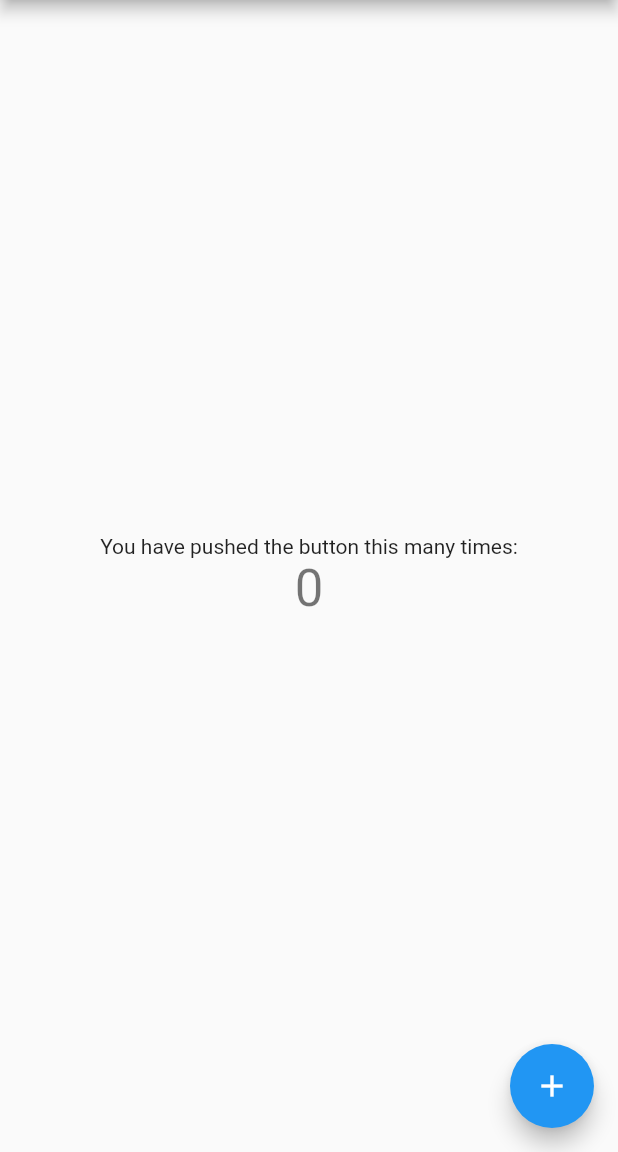
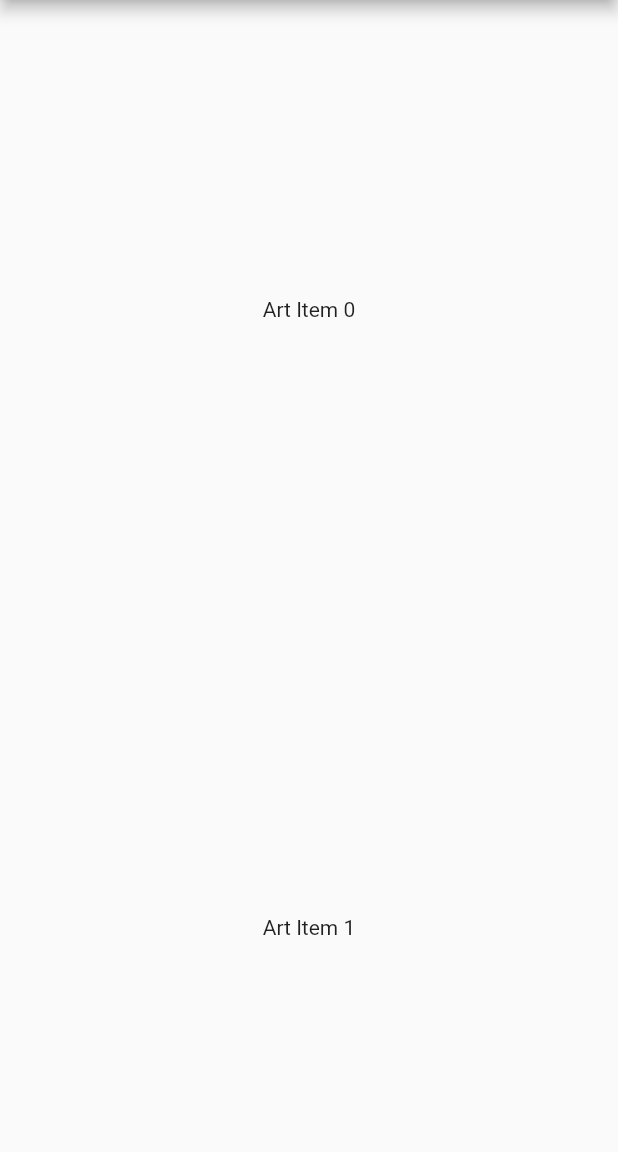
Before and after one commit to aolose/err-flutter, a Flutter app: the screen it shows after launch, on a phone screen of 412 x 824 dp, the part 84-1236 px from its top. Run offline on Flutter 3.47's test engine with Material 2 defaults, Android fonts, the phone set to English and light mode, and no system bars.

Commit message:
add simple list

```diff
--- /dev/null
+++ b/lib/components/article/item.dart
@@ -0,0 +1,11 @@
+import 'package:flutter/widgets.dart';
+
+class ArtItem extends StatelessWidget{
+  final String text;
+  const ArtItem(this.text, {Key? key}) : super(key: key);
+
+  @override
+  Widget build(BuildContext context) {
+      return Text('Art Item $text');
+  }
+}
--- /dev/null
+++ b/lib/components/article/list.dart
@@ -0,0 +1,17 @@
+import 'package:flutter/material.dart';
+
+import 'item.dart';
+
+class ArtList extends StatelessWidget {
+  const ArtList({Key? key}) : super(key: key);
+
+  @override
+  Widget build(BuildContext context) {
+    return GridView.count(
+      crossAxisCount: 1,
+      children: List.generate(100, (index) => Center(
+        child: ArtItem('$index'),
+      )),
+    );
+  }
+}
--- a/lib/main.dart
+++ b/lib/main.dart
@@ -1,13 +1,10 @@
-import 'package:flutter/foundation.dart';
 import 'package:flutter/material.dart';
 import 'package:http/http.dart' as http;
 
+import 'pages/home.dart';
+
 void main() {
   runApp(const MyApp());
-}
-
-Future<http.Response> fetchAlbum() {
-  return http.get(Uri.parse('https://jsonplaceholder.typicode.com/albums/1'));
 }
 
 class MyApp extends StatelessWidget {
@@ -23,59 +20,3 @@ class MyApp extends StatelessWidget {
     );
   }
 }
-
-class MyHomePage extends StatefulWidget {
-  const MyHomePage({Key? key, required this.title}) : super(key: key);
-
-
-  final String title;
-
-  @override
-  State<MyHomePage> createState() => _MyHomePageState();
-}
-
-class _MyHomePageState extends State<MyHomePage> {
-  int _counter = 0;
-  String a = '';
-  void getData() async {
-    var res = await fetchAlbum();
-    if (kDebugMode) {
-      print(res.body);
-    }
-  }
-
-  void _incrementCounter() {
-    getData();
-    setState(() {
-      _counter++;
-    });
-  }
-
-  @override
-  Widget build(BuildContext context) {
-    return Scaffold(
-      appBar: AppBar(
-        title: Text(widget.title),
-      ),
-      body: Center(
-        child: Column(
-          mainAxisAlignment: MainAxisAlignment.center,
-          children: <Widget>[
-            const Text(
-              'You have pushed the button this many times:',
-            ),
-            Text(
-              '$_counter',
-              style: Theme.of(context).textTheme.headline4,
-            ),
-          ],
-        ),
-      ),
-      floatingActionButton: FloatingActionButton(
-        onPressed: _incrementCounter,
-        tooltip: 'Increment',
-        child: const Icon(Icons.add),
-      ),
-    );
-  }
-}
--- /dev/null
+++ b/lib/pages/home.dart
@@ -0,0 +1,24 @@
+
+import 'package:err/components/article/list.dart';
+import 'package:flutter/material.dart';
+
+class MyHomePage extends StatefulWidget {
+  const MyHomePage({Key? key, required this.title}) : super(key: key);
+  final String title;
+  @override
+  State<MyHomePage> createState() => _MyHomePageState();
+}
+
+class _MyHomePageState extends State<MyHomePage> {
+  @override
+  Widget build(BuildContext context) {
+    return Scaffold(
+      appBar: AppBar(
+        title: Text(widget.title),
+      ),
+      body: const Center(
+        child: ArtList(),
+      ),
+    );
+  }
+}
```
Also changed, not shown: lib/components/article/card.dart (added).
